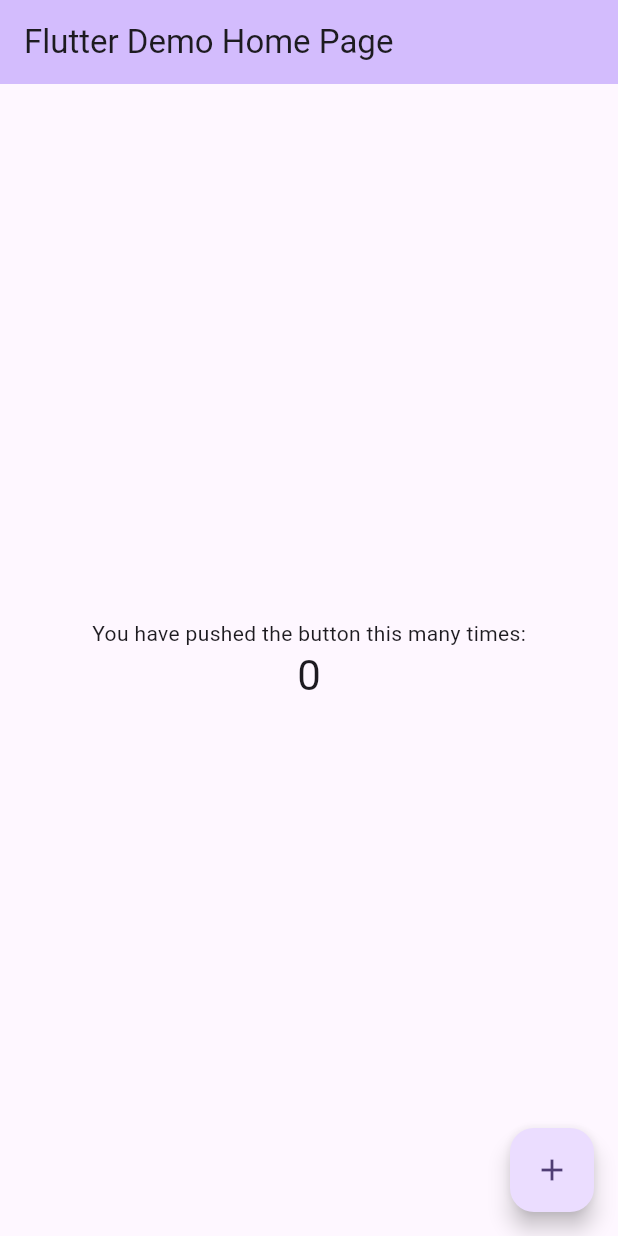
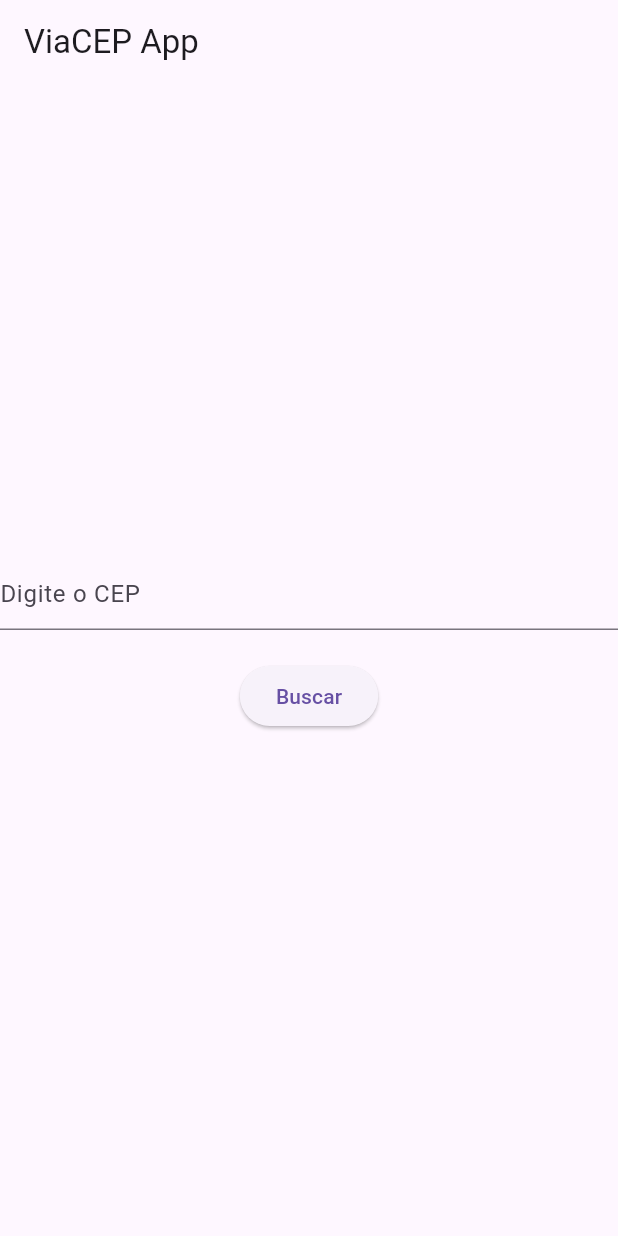
Before and after one commit to dominguesjuliam/ViaCEP, a Flutter app: the screen it shows after launch, on a phone screen of 412 x 824 dp. Run offline on Flutter 3.47's test engine with Material 3 defaults, Android fonts, the phone set to English and light mode, and no system bars.

Commit message:
Criação do layout

```diff
--- a/lib/main.dart
+++ b/lib/main.dart
@@ -1,125 +1,68 @@
 import 'package:flutter/material.dart';
+import 'package:via_cep_app/cep.dart';
 
 void main() {
-  runApp(const MyApp());
+  runApp(MyApp());
 }
 
 class MyApp extends StatelessWidget {
-  const MyApp({super.key});
-
-  // This widget is the root of your application.
   @override
   Widget build(BuildContext context) {
     return MaterialApp(
-      title: 'Flutter Demo',
+      title: 'ViaCEP App',
       theme: ThemeData(
-        // This is the theme of your application.
-        //
-        // TRY THIS: Try running your application with "flutter run". You'll see
-        // the application has a purple toolbar. Then, without quitting the app,
-        // try changing the seedColor in the colorScheme below to Colors.green
-        // and then invoke "hot reload" (save your changes or press the "hot
-        // reload" button in a Flutter-supported IDE, or press "r" if you used
-        // the command line to start the app).
-        //
-        // Notice that the counter didn't reset back to zero; the application
-        // state is not lost during the reload. To reset the state, use hot
-        // restart instead.
-        //
-        // This works for code too, not just values: Most code changes can be
-        // tested with just a hot reload.
-        colorScheme: ColorScheme.fromSeed(seedColor: Colors.deepPurple),
-        useMaterial3: true,
+        primarySwatch: Colors.blue,
       ),
-      home: const MyHomePage(title: 'Flutter Demo Home Page'),
+      home: HomePage(),
     );
   }
 }
 
-class MyHomePage extends StatefulWidget {
-  const MyHomePage({super.key, required this.title});
-
-  // This widget is the home page of your application. It is stateful, meaning
-  // that it has a State object (defined below) that contains fields that affect
-  // how it looks.
-
-  // This class is the configuration for the state. It holds the values (in this
-  // case the title) provided by the parent (in this case the App widget) and
-  // used by the build method of the State. Fields in a Widget subclass are
-  // always marked "final".
-
-  final String title;
-
+class HomePage extends StatefulWidget {
   @override
-  State<MyHomePage> createState() => _MyHomePageState();
+  _HomePageState createState() => _HomePageState();
 }
 
-class _MyHomePageState extends State<MyHomePage> {
-  int _counter = 0;
-
-  void _incrementCounter() {
-    setState(() {
-      // This call to setState tells the Flutter framework that something has
-      // changed in this State, which causes it to rerun the build method below
-      // so that the display can reflect the updated values. If we changed
-      // _counter without calling setState(), then the build method would not be
-      // called again, and so nothing would appear to happen.
-      _counter++;
-    });
-  }
+class _HomePageState extends State<HomePage> {
+  TextEditingController cepController = TextEditingController();
+  Cep? cepData;
 
   @override
   Widget build(BuildContext context) {
-    // This method is rerun every time setState is called, for instance as done
-    // by the _incrementCounter method above.
-    //
-    // The Flutter framework has been optimized to make rerunning build methods
-    // fast, so that you can just rebuild anything that needs updating rather
-    // than having to individually change instances of widgets.
     return Scaffold(
       appBar: AppBar(
-        // TRY THIS: Try changing the color here to a specific color (to
-        // Colors.amber, perhaps?) and trigger a hot reload to see the AppBar
-        // change color while the other colors stay the same.
-        backgroundColor: Theme.of(context).colorScheme.inversePrimary,
-        // Here we take the value from the MyHomePage object that was created by
-        // the App.build method, and use it to set our appbar title.
-        title: Text(widget.title),
+        title: Text('ViaCEP App'),
       ),
       body: Center(
-        // Center is a layout widget. It takes a single child and positions it
-        // in the middle of the parent.
         child: Column(
-          // Column is also a layout widget. It takes a list of children and
-          // arranges them vertically. By default, it sizes itself to fit its
-          // children horizontally, and tries to be as tall as its parent.
-          //
-          // Column has various properties to control how it sizes itself and
-          // how it positions its children. Here we use mainAxisAlignment to
-          // center the children vertically; the main axis here is the vertical
-          // axis because Columns are vertical (the cross axis would be
-          // horizontal).
-          //
-          // TRY THIS: Invoke "debug painting" (choose the "Toggle Debug Paint"
-          // action in the IDE, or press "p" in the console), to see the
-          // wireframe for each widget.
           mainAxisAlignment: MainAxisAlignment.center,
           children: <Widget>[
-            const Text(
-              'You have pushed the button this many times:',
+            TextField(
+              controller: cepController,
+              keyboardType: TextInputType.number,
+              decoration: InputDecoration(
+                hintText: 'Digite o CEP',
+              ),
             ),
-            Text(
-              '$_counter',
-              style: Theme.of(context).textTheme.headlineMedium,
+            SizedBox(height: 20),
+            ElevatedButton(
+              onPressed: () {
+                // Implementar a lógica para buscar o CEP aqui
+              },
+              child: Text('Buscar'),
             ),
+            SizedBox(height: 20),
+            if (cepData != null) ...[
+              Text('CEP: ${cepData!.cep}'),
+              Text('Logradouro: ${cepData!.logradouro}'),
+              Text('Complemento: ${cepData!.complemento}'),
+              Text('Bairro: ${cepData!.bairro}'),
+              Text('Localidade: ${cepData!.localidade}'),
+              Text('UF: ${cepData!.uf}'),
+            ],
           ],
         ),
       ),
-      floatingActionButton: FloatingActionButton(
-        onPressed: _incrementCounter,
-        tooltip: 'Increment',
-        child: const Icon(Icons.add),
-      ), // This trailing comma makes auto-formatting nicer for build methods.
     );
   }
 }
```
Also changed, not shown: pubspec.lock.
